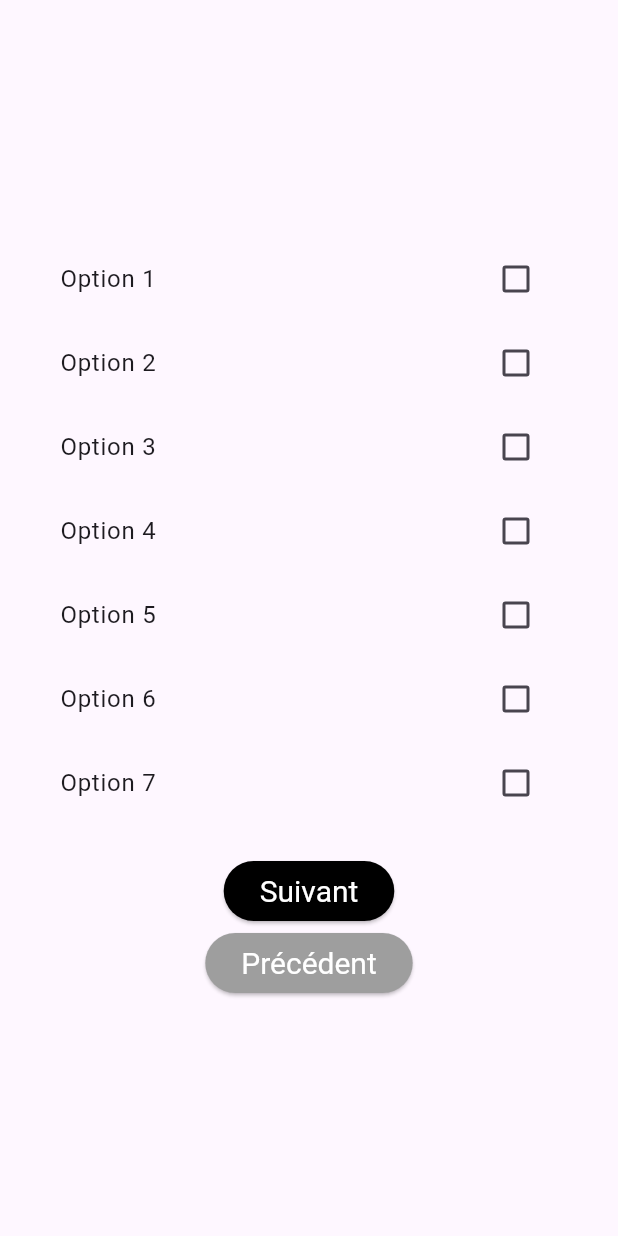
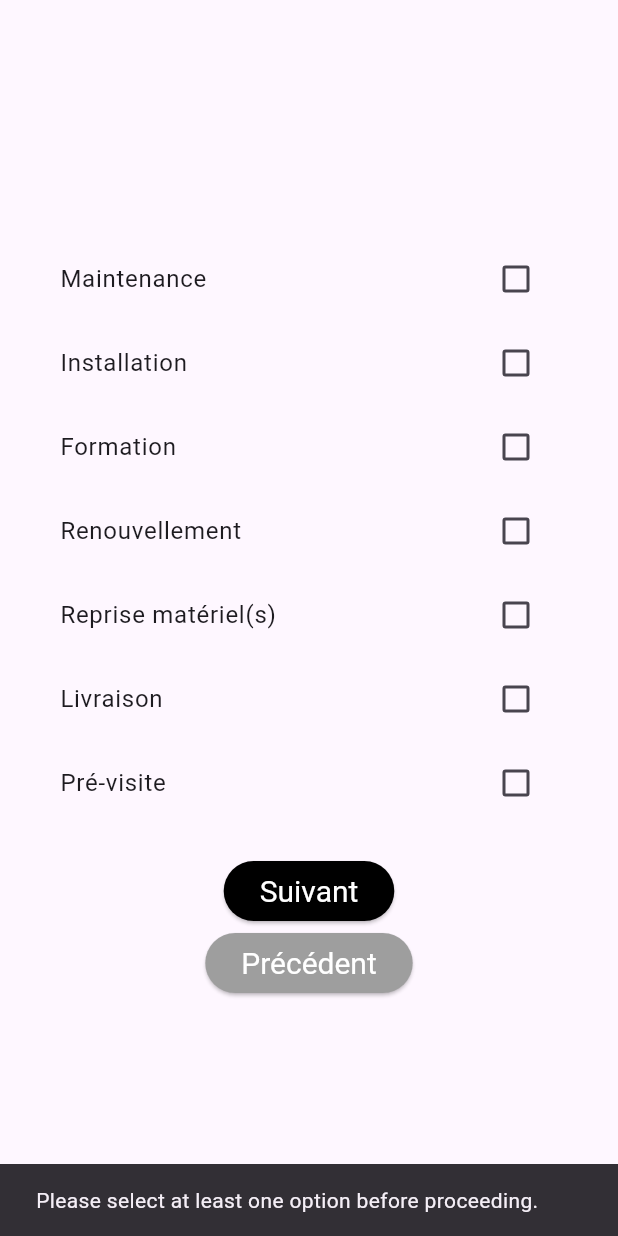
Before and after one commit to Akeops/application_technicien, a Flutter app: the StepIntervention widget shown alone on an empty page, opened directly with empty values, after a tap on "Suivant", on a phone screen of 412 x 824 dp. Run offline on Flutter 3.47's test engine with Material 3 defaults, Android fonts, the phone set to English and light mode, and no system bars; our stand-ins replace shared_preferences; accounts and stored records are empty.

Commit message:
Ajout d'une fonctionnalité qui empêche l'utilisateur de passer à l'étape suivante sans avoir cocher de case.

```diff
--- a/lib/pages/form_steps/step2.dart
+++ b/lib/pages/form_steps/step2.dart
@@ -20,13 +20,13 @@ class StepIntervention extends StatefulWidget {
 
 class _StepInterventionState extends State<StepIntervention> {
   final Map<String, bool> _choices = {
-    "Option 1": false,
-    "Option 2": false,
-    "Option 3": false,
-    "Option 4": false,
-    "Option 5": false,
-    "Option 6": false,
-    "Option 7": false,
+    "Maintenance": false,
+    "Installation": false,
+    "Formation": false,
+    "Renouvellement": false,
+    "Reprise matériel(s)": false,
+    "Livraison": false,
+    "Pré-visite": false,
   };
 
   @override
@@ -59,6 +59,10 @@ class _StepInterventionState extends State<StepIntervention> {
     });
   }
 
+  bool _validateSelection() {
+    return _choices.values.any((value) => value);
+  }
+
   @override
   Widget build(BuildContext context) {
     return Form(
@@ -80,7 +84,15 @@ class _StepInterventionState extends State<StepIntervention> {
               }).toList(),
               const SizedBox(height: 20),
               ElevatedButton(
-                onPressed: widget.onNext,
+                onPressed: () {
+                  if (_validateSelection()) {
+                    widget.onNext();
+                  } else {
+                    ScaffoldMessenger.of(context).showSnackBar(
+                      const SnackBar(content: Text('Please select at least one option before proceeding.'))
+                    );
+                  }
+                },
                 child: const Text('Suivant'),
               ),
               ElevatedButton(
```
